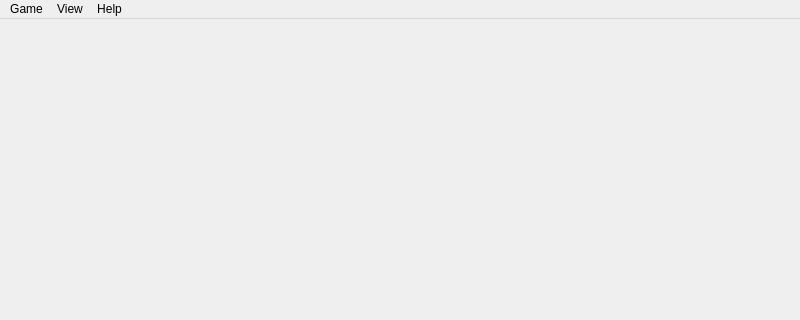
Before: the Qt Designer form worldmor/gui/mainwindow.ui in martilad/worldmor, drawn with Qt 5; both pictures show x 0 to 800 and y 0 to 320 of the 800 by 648 pixel window.
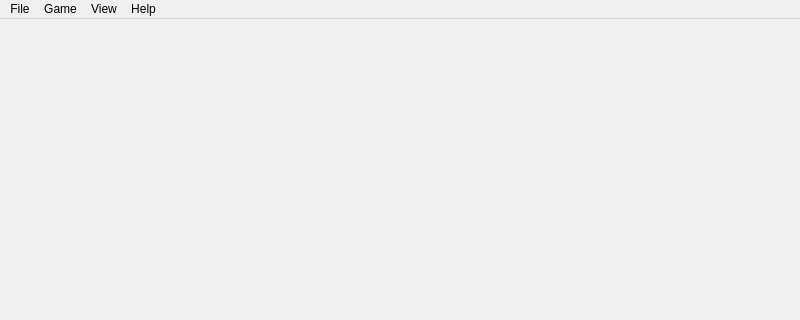
After: the same form once the commit is applied.

The edit to the form file:
```diff
--- a/worldmor/gui/mainwindow.ui
+++ b/worldmor/gui/mainwindow.ui
@@ -25,7 +25,7 @@
    </property>
    <widget class="QMenu" name="menuGame">
     <property name="title">
-     <string>Game</string>
+     <string>File</string>
     </property>
     <addaction name="actionNew"/>
     <addaction name="separator"/>
@@ -47,7 +47,16 @@
     </property>
     <addaction name="actionFullscreen"/>
    </widget>
+   <widget class="QMenu" name="menuGame_2">
+    <property name="title">
+     <string>Game</string>
+    </property>
+    <addaction name="level_1"/>
+    <addaction name="level_2"/>
+    <addaction name="level_3"/>
+   </widget>
    <addaction name="menuGame"/>
+   <addaction name="menuGame_2"/>
    <addaction name="menuView"/>
    <addaction name="menuHelp"/>
   </widget>
```
Left out of the diff: 30 changed lines with no effect on the pictures.
